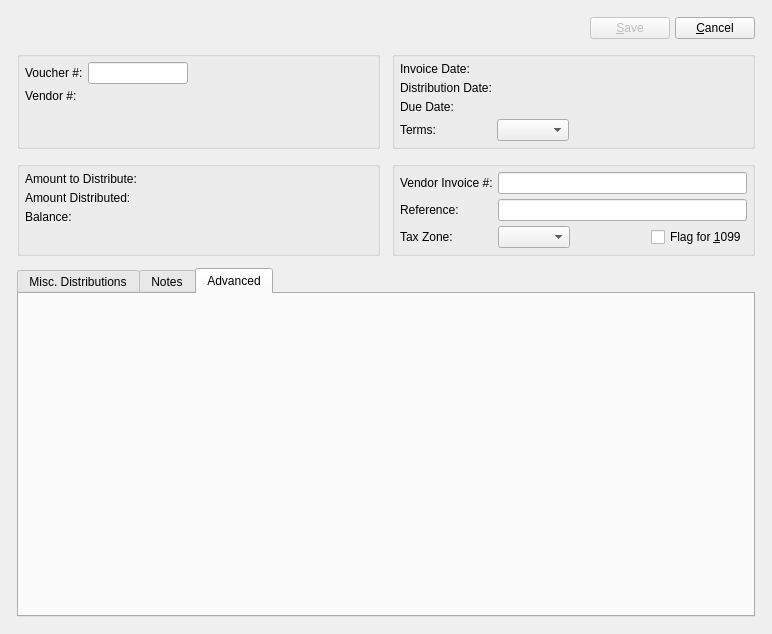
The window that guiclient/miscVoucher.ui (knowhow/xtuple) describes before a commit, drawn with Qt 5.
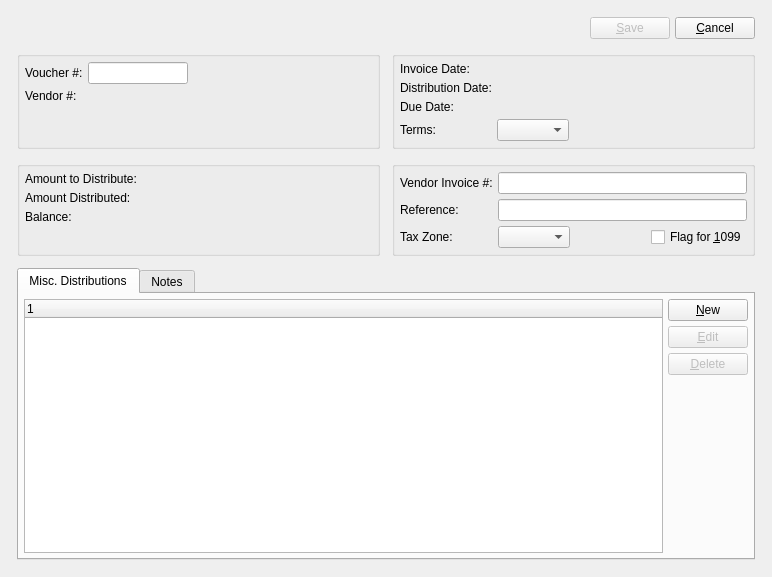
The same window after the commit. The open tabs and pages were chosen to show the change. Custom widgets are drawn as their Qt base class.

```diff
--- a/guiclient/miscVoucher.ui
+++ b/guiclient/miscVoucher.ui
@@ -14,7 +14,7 @@
     <x>0</x>
     <y>0</y>
     <width>772</width>
-    <height>634</height>
+    <height>577</height>
    </rect>
   </property>
   <property name="windowTitle">
@@ -413,59 +413,7 @@
         </attribute>
         <layout class="QGridLayout" name="gridLayout_3">
          <item row="0" column="0">
-          <widget class="XTextEdit" name="_notes">
-           <property name="spellEnable">
-            <bool>true</bool>
-           </property>
-          </widget>
-         </item>
-        </layout>
-       </widget>
-       <widget class="QWidget" name="advancedTab">
-        <attribute name="title">
-         <string>Advanced</string>
-        </attribute>
-        <layout class="QVBoxLayout" name="verticalLayout_2">
-         <item>
-          <layout class="QVBoxLayout" name="verticalLayout">
-           <item>
-            <layout class="QHBoxLayout" name="horizontalLayout_3">
-             <item>
-              <widget class="RecurrenceWidget" name="_recurring">
-               <property name="minPeriod">
-                <enum>RecurrenceWidget::Daily</enum>
-               </property>
-              </widget>
-             </item>
-             <item>
-              <spacer name="horizontalSpacer_2">
-               <property name="orientation">
-                <enum>Qt::Horizontal</enum>
-               </property>
-               <property name="sizeHint" stdset="0">
-                <size>
-                 <width>40</width>
-                 <height>20</height>
-                </size>
-               </property>
-              </spacer>
-             </item>
-            </layout>
-           </item>
-           <item>
-            <spacer name="verticalSpacer">
-             <property name="orientation">
-              <enum>Qt::Vertical</enum>
-             </property>
-             <property name="sizeHint" stdset="0">
-              <size>
-               <width>20</width>
-               <height>40</height>
-              </size>
-             </property>
-            </spacer>
-           </item>
-          </layout>
+          <widget class="QTextEdit" name="_notes"/>
          </item>
         </layout>
        </widget>
@@ -494,11 +442,6 @@
    <header>datecluster.h</header>
    <container>1</container>
   </customwidget>
-  <customwidget>
-   <class>RecurrenceWidget</class>
-   <extends>QWidget</extends>
-   <header>recurrencewidget.h</header>
-  </customwidget>
   <customwidget>
    <class>VendorCluster</class>
    <extends>QWidget</extends>
@@ -521,11 +464,6 @@
    <header>xtreewidget.h</header>
    <container>1</container>
   </customwidget>
-  <customwidget>
-   <class>XTextEdit</class>
-   <extends>QTextEdit</extends>
-   <header>xtextedit.h</header>
-  </customwidget>
  </customwidgets>
  <tabstops>
   <tabstop>_voucherNumber</tabstop>
```
Left out of the diff: 2 changed lines with no effect on the pictures.
